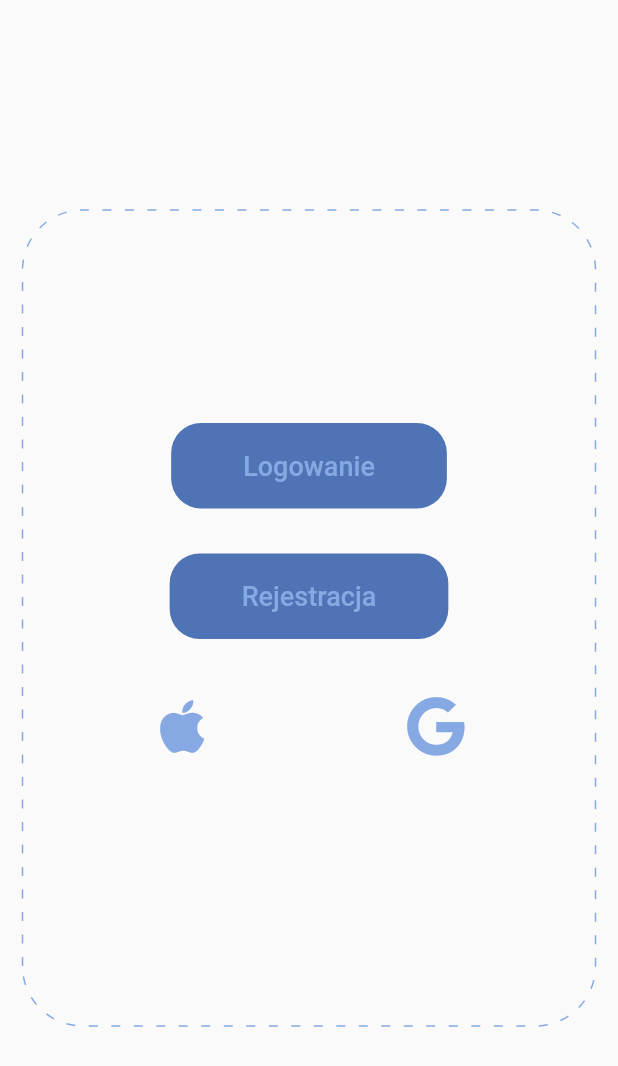
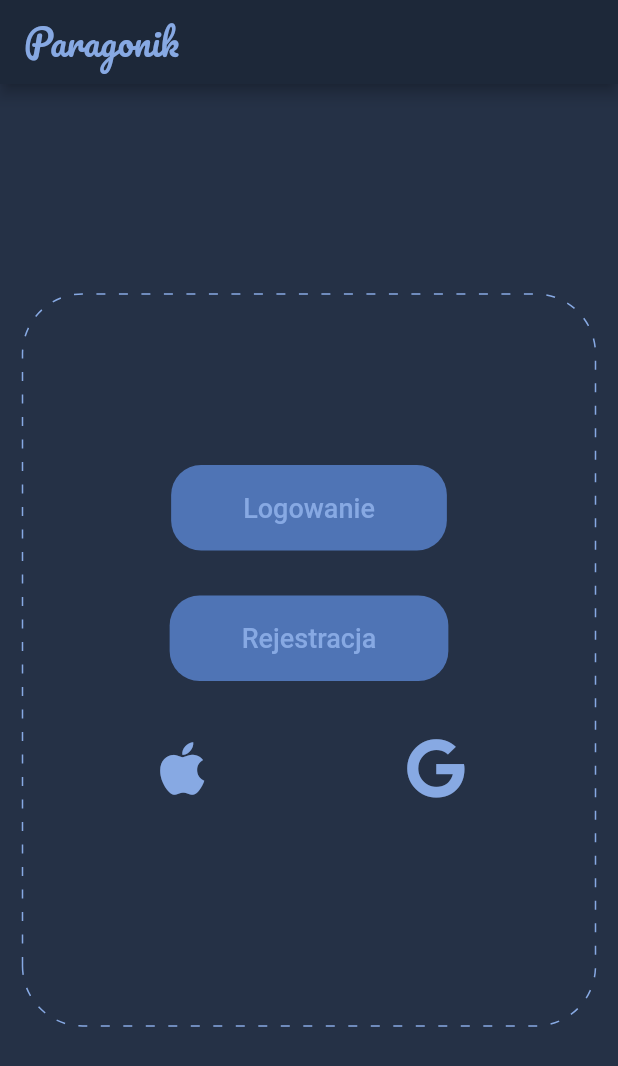
Before and after one commit to malochak/receipt_manager, a Flutter app: the LandingScreen screen opened directly, on a phone screen of 412 x 824 dp. Shown: the top 1066 px of the screen. Run offline on Flutter 3.47's test engine with Material 2 defaults, Android fonts, the phone set to English and light mode, and no system bars; drawn by our look-alikes of dotted_border; our stand-ins replace font_awesome_flutter.

Commit message:
TG-12 : Refactor Landing before routing to have body and appbar in one place

```diff
--- /dev/null
+++ b/lib/components/appbar_text.dart
@@ -0,0 +1,14 @@
+import 'package:flutter/material.dart';
+import '../constants/app_colors.dart' as app_colors;
+
+class AppbarText extends Text {
+  const AppbarText(String data, {Key? key})
+      : super(
+    data,
+    key: key,
+    style: const TextStyle(
+        color: app_colors.textColor,
+        fontSize: 24.0,
+        fontFamily: 'Pacifico'),
+  );
+}
--- a/lib/main.dart
+++ b/lib/main.dart
@@ -9,31 +9,13 @@ void main() {
 
 class MyApp extends StatelessWidget {
   const MyApp({Key? key}) : super(key: key);
-  static const _appTitle = 'Paragonik';
+  static const appTitle = 'Paragonik';
 
   @override
   Widget build(BuildContext context) {
-    return MaterialApp(
-      title: _appTitle,
-      home: Scaffold(
-          backgroundColor: app_colors.backgroundColor,
-          appBar: AppBar(
-            backgroundColor: app_colors.darkBackgroundColor,
-            title: const AppbarText(_appTitle),
-          ),
-          body: const LandingScreen()),
+    return const MaterialApp(
+      title: appTitle,
+      home: LandingScreen()
     );
   }
 }
-
-class AppbarText extends Text {
-  const AppbarText(String data, {Key? key})
-      : super(
-          data,
-          key: key,
-          style: const TextStyle(
-              color: app_colors.textColor,
-              fontSize: 24.0,
-              fontFamily: 'Pacifico'),
-        );
-}
--- a/lib/screens/landing_screen.dart
+++ b/lib/screens/landing_screen.dart
@@ -3,20 +3,28 @@ import 'package:flutter/material.dart';
 import 'package:font_awesome_flutter/font_awesome_flutter.dart';
 
 import '../components/app_button.dart';
+import '../components/appbar_text.dart';
 import '../constants/app_colors.dart' as app_colors;
+import '../main.dart';
 
 class LandingScreen extends StatelessWidget {
   const LandingScreen({Key? key}) : super(key: key);
 
   @override
   Widget build(BuildContext context) {
-    return SafeArea(
+    return Scaffold(
+        backgroundColor: app_colors.backgroundColor,
+        appBar: AppBar(
+            backgroundColor: app_colors.darkBackgroundColor,
+            title: const AppbarText(MyApp.appTitle)),
+        body: SafeArea(
           child: Center(
             child: Container(
-          margin: const EdgeInsets.symmetric(vertical: 140, horizontal: 15), // todo : make the border responsive
+              margin: const EdgeInsets.symmetric(vertical: 140, horizontal: 15),
+              // todo : make the border responsive
               child: DottedBorder(
                 strokeWidth: 1,
-            dashPattern: const [6 , 9],
+                dashPattern: const [6, 9],
                 color: app_colors.textColor,
                 borderType: BorderType.RRect,
                 radius: const Radius.circular(40.0),
@@ -31,7 +39,8 @@ class LandingScreen extends StatelessWidget {
                       print('Registration');
                     }),
                     Container(
-                  margin: EdgeInsets.symmetric(vertical: 30, horizontal: 20),
+                      margin: const EdgeInsets.symmetric(
+                          vertical: 30, horizontal: 20),
                       child: Row(
                           mainAxisAlignment: MainAxisAlignment.spaceAround,
                           children: [
@@ -56,6 +65,6 @@ class LandingScreen extends StatelessWidget {
               ),
             ),
           ),
-    );
+        ));
   }
 }
```
Lines whose indentation alone changed are shown as unchanged.
